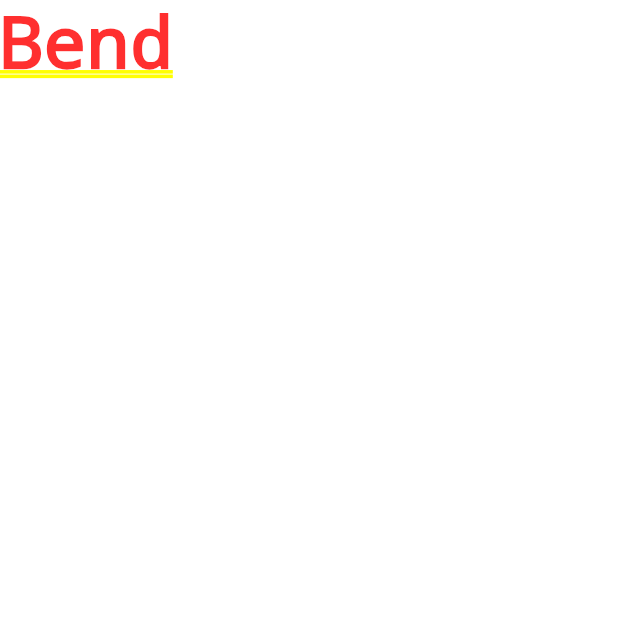
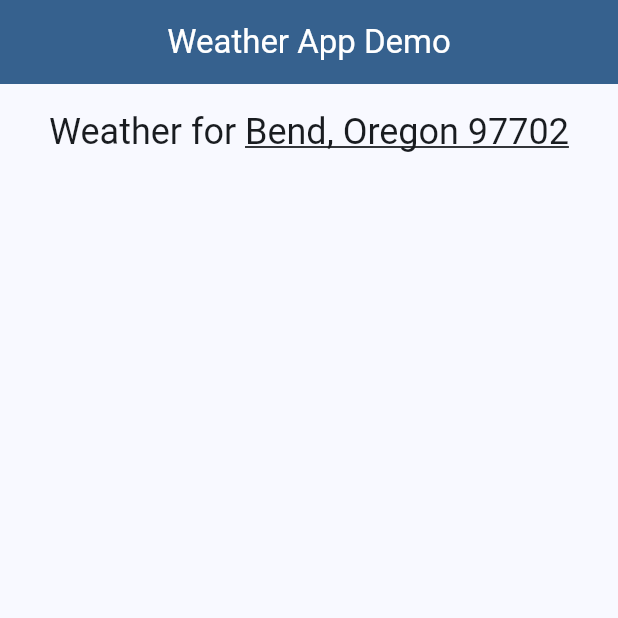
Before and after one commit to theusaf/osu-cs492-studio_6, a Flutter app: the screen it shows after launch, on a phone screen of 412 x 824 dp, the top half of it. Run offline on Flutter 3.47's test engine with Material 3 defaults, Android fonts, the phone set to English and light mode, and no system bars.

Commit message:
feat: add location

```diff
--- a/lib/main.dart
+++ b/lib/main.dart
@@ -12,10 +12,10 @@ class MyApp extends StatelessWidget {
     return MaterialApp(
       title: 'Flutter Demo',
       theme: ThemeData(
-        colorScheme: ColorScheme.fromSeed(seedColor: Colors.deepPurple),
+        colorScheme: ColorScheme.fromSeed(seedColor: Colors.blue),
         useMaterial3: true,
       ),
-      home: const MyHomePage(title: 'Flutter Demo Home Page'),
+      home: const MyHomePage(title: 'Weather App Demo'),
     );
   }
 }
@@ -49,6 +49,35 @@ class _MyHomePageState extends State<MyHomePage> {
 
   @override
   Widget build(BuildContext context) {
-    return Text(location["city"]!);
+    return Scaffold(
+      appBar: AppBar(
+          backgroundColor: Theme.of(context).colorScheme.primary,
+          title: Center(
+            child: Text(widget.title,
+                style: Theme.of(context)
+                    .textTheme
+                    .titleLarge!
+                    .copyWith(color: Theme.of(context).colorScheme.onPrimary)),
+          )),
+      body: Padding(
+        padding: const EdgeInsets.all(8.0),
+        child: Column(
+          children: [
+            Padding(
+              padding: const EdgeInsets.all(8.0),
+              child: Row(mainAxisAlignment: MainAxisAlignment.center, children: [
+                Text("Weather for ",
+                    style: Theme.of(context).textTheme.headlineSmall),
+                Text(
+                    "${location['city']}, ${location['state']} ${location['zip']}",
+                    style: Theme.of(context).textTheme.headlineSmall!.copyWith(
+                          decoration: TextDecoration.underline,
+                        )),
+              ]),
+            ),
+          ],
+        ),
+      ),
+    );
   }
 }
```
